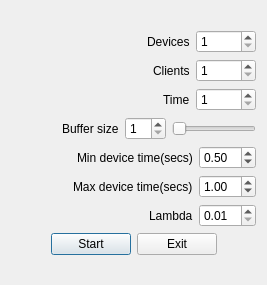
Above: src/MainWindow/startupDialog.ui from Hryapusek/aps-qt before the change. Below: the same form after it.
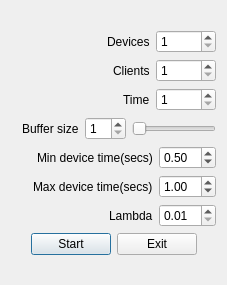
That is the form after the change.

```diff
--- a/src/MainWindow/startupDialog.ui
+++ b/src/MainWindow/startupDialog.ui
@@ -6,7 +6,7 @@
    <rect>
     <x>0</x>
     <y>0</y>
-    <width>267</width>
+    <width>227</width>
     <height>285</height>
    </rect>
   </property>
@@ -18,14 +18,14 @@
   </property>
   <property name="minimumSize">
    <size>
-    <width>267</width>
+    <width>227</width>
     <height>285</height>
    </size>
   </property>
   <property name="maximumSize">
    <size>
-    <width>280</width>
-    <height>285</height>
+    <width>227</width>
+    <height>287</height>
    </size>
   </property>
   <property name="windowTitle">
@@ -201,7 +201,7 @@
            </property>
            <property name="sizeHint" stdset="0">
             <size>
-             <width>40</width>
+             <width>0</width>
              <height>20</height>
             </size>
            </property>
```
